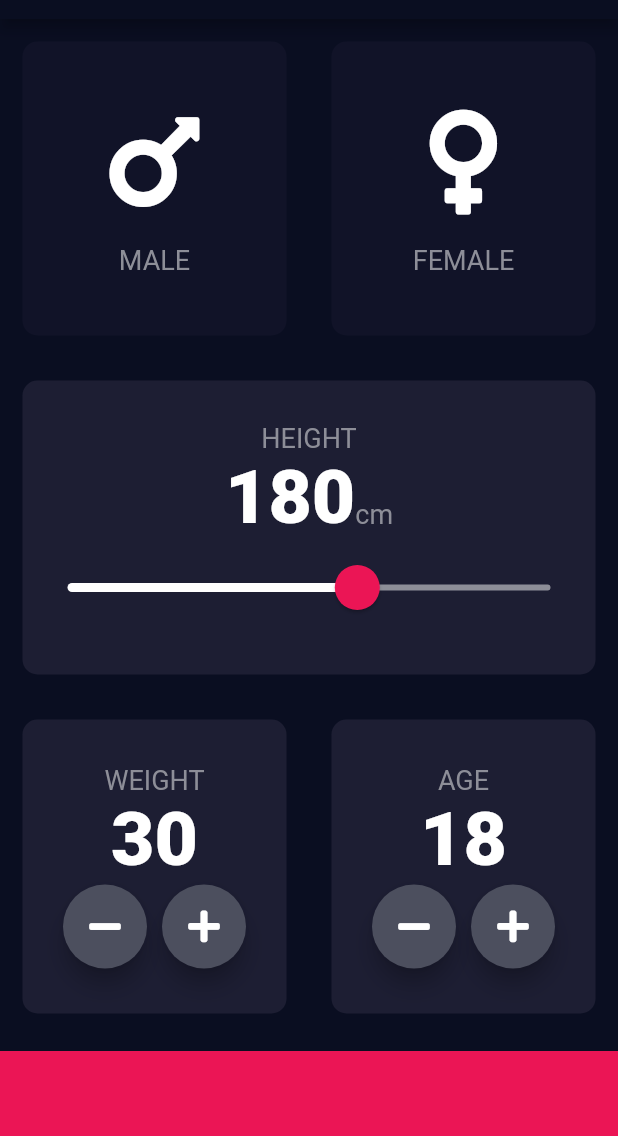
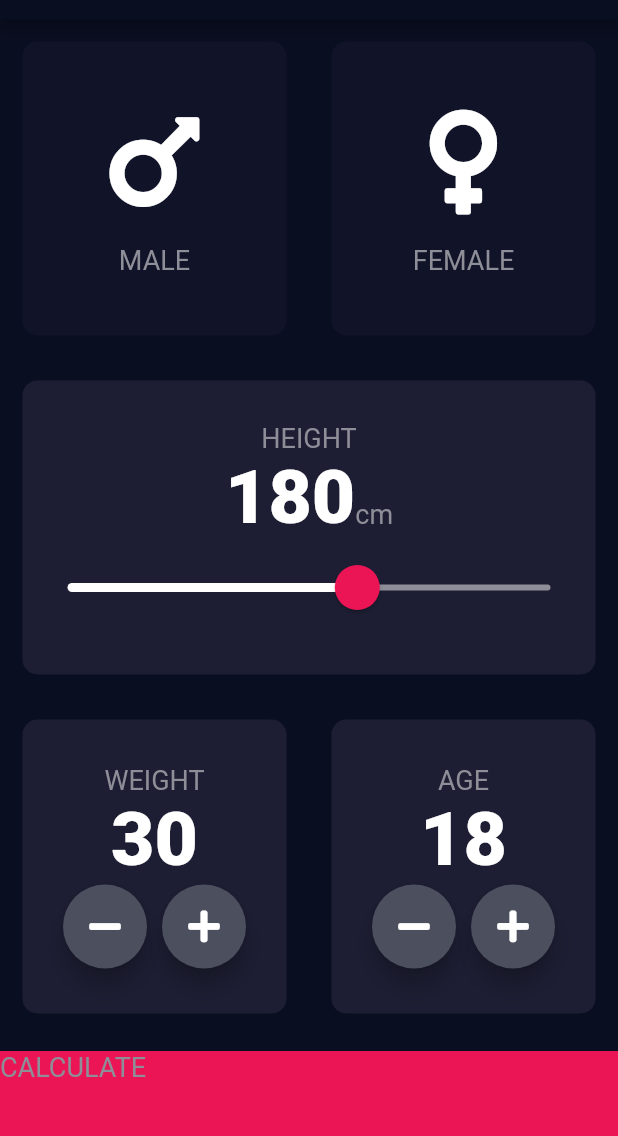
Before and after one commit to MagnificentRimsy/pyramid_pharmacy_app, a Flutter app: the screen it shows after launch, on a phone screen of 412 x 824 dp, the part 65-1201 px from its top. Run offline on Flutter 3.47's test engine with Material 2 defaults, Android fonts, the phone set to English and light mode, and no system bars; our stand-ins replace font_awesome_flutter.

Commit message:
when user click on calculate we are redirecting to the result page

```diff
--- a/lib/input_page.dart
+++ b/lib/input_page.dart
@@ -207,11 +207,20 @@ class _InputPageState extends State<InputPage> {
               ],
             ),
           ),
-          Container(
-            margin: EdgeInsets.only(top: 10.0),
-            color: kBottomContainerColor,
-            height: kBottomContainerHeight,
-            width: double.infinity,
+          GestureDetector(
+            onTap: () {
+              Navigator.pushNamed(context, '/result');
+            },
+            child: Container(
+              child: Text(
+                'CALCULATE',
+                style: kLabelStyle,
+              ),
+              margin: EdgeInsets.only(top: 10.0),
+              color: kBottomContainerColor,
+              height: kBottomContainerHeight,
+              width: double.infinity,
+            ),
           )
         ],
       ),
```
Also changed, not shown: lib/results_page.dart (added, +12 -0 lines).
